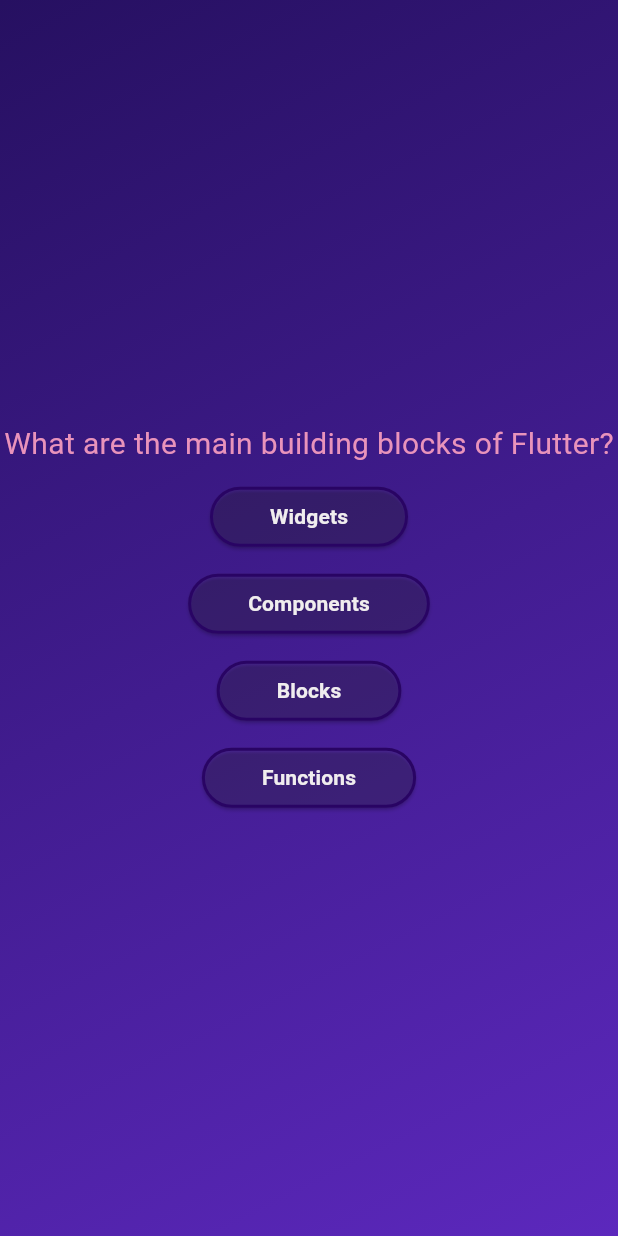
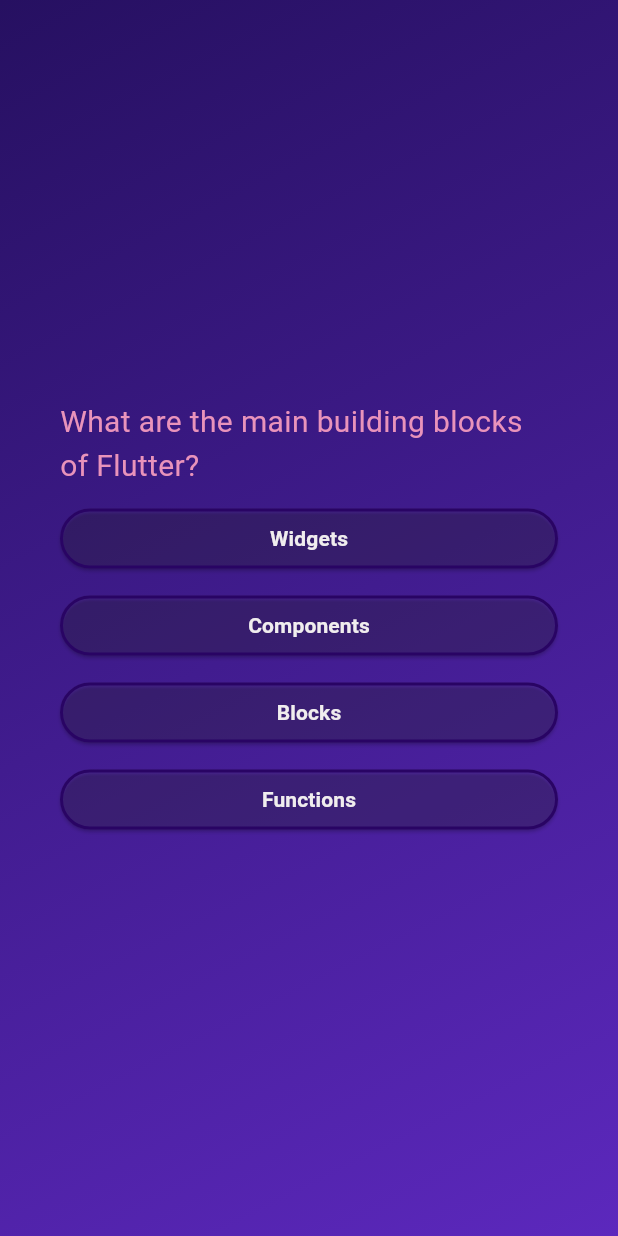
Before and after one commit to spinatose/flutquiz, a Flutter app: the screen it shows after launch, after a tap on "Start Quiz", on a phone screen of 412 x 824 dp. Run offline on Flutter 3.47's test engine with Material 3 defaults, Android fonts, the phone set to English and light mode, and no system bars.

Commit message:
formatting on quiz answers

```diff
--- a/lib/questions_screen.dart
+++ b/lib/questions_screen.dart
@@ -17,8 +17,11 @@
   Widget build(BuildContext context) {
     final QuizQuestion currentQuestion = questions[0];
 
-    return Column(
+    return Container(
+      padding: const EdgeInsets.all(40),
+      child: Column(
       mainAxisAlignment: MainAxisAlignment.center,
+      crossAxisAlignment: CrossAxisAlignment.stretch,
       children: [
         CenteredText(currentQuestion.text),
         ...currentQuestion.answers.expand((answer) => [
@@ -31,6 +34,7 @@
         ),
         ]),
       ],
+      ),
     );
   }
 }
```
Lines whose indentation alone changed are shown as unchanged.
